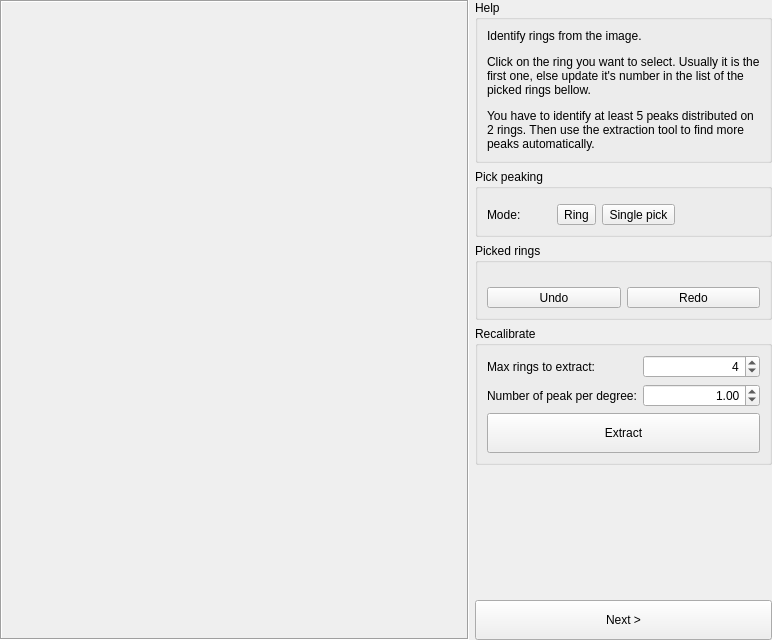
Above: pyFAI/resources/gui/calibration-peakpicking.ui from silx-kit/pyFAI before the change. Below: the same form after it.
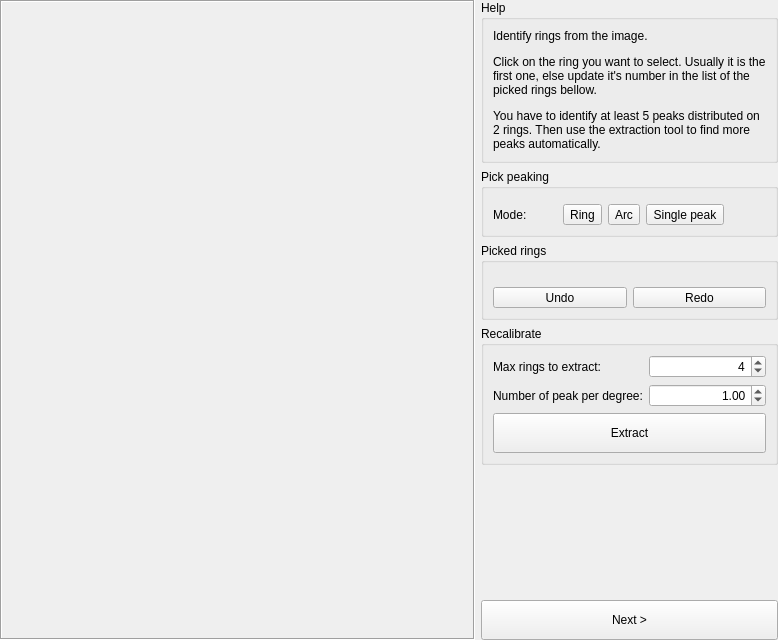
That is the form after the change. Custom widgets are drawn as their Qt base class.

Commit message: Add tool to pick a full ring by trying to ignore the mask

The edit to the form file:
```diff
--- a/pyFAI/resources/gui/calibration-peakpicking.ui
+++ b/pyFAI/resources/gui/calibration-peakpicking.ui
@@ -6,7 +6,7 @@
    <rect>
     <x>0</x>
     <y>0</y>
-    <width>772</width>
+    <width>778</width>
     <height>640</height>
    </rect>
   </property>
@@ -117,10 +117,29 @@
               </property>
              </widget>
             </item>
+            <item>
+             <widget class="QToolButton" name="_arcSelectionMode">
+              <property name="toolTip">
+               <string>Extract contiguous peaks in an arc</string>
+              </property>
+              <property name="text">
+               <string>Arc</string>
+              </property>
+              <property name="checkable">
+               <bool>true</bool>
+              </property>
+              <property name="checked">
+               <bool>false</bool>
+              </property>
+              <property name="toolButtonStyle">
+               <enum>Qt::ToolButtonTextBesideIcon</enum>
+              </property>
+             </widget>
+            </item>
             <item>
              <widget class="QToolButton" name="_peakSelectionMode">
               <property name="text">
-               <string>Single pick</string>
+               <string>Single peak</string>
               </property>
               <property name="checkable">
                <bool>true</bool>
```
Left out of the diff: 6 changed lines with no effect on the pictures. The commit also changes 3 other files.
